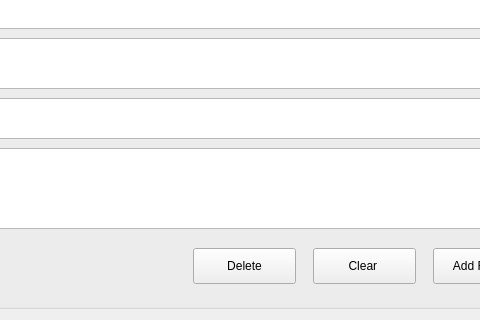
This is PatientInfoWindow.ui in OhaoTech/ClinicManager as Qt 5 draws it before an edit; both pictures show x 396 to 876 and y 513 to 833 of the 967 by 833 pixel window. The edited form follows.
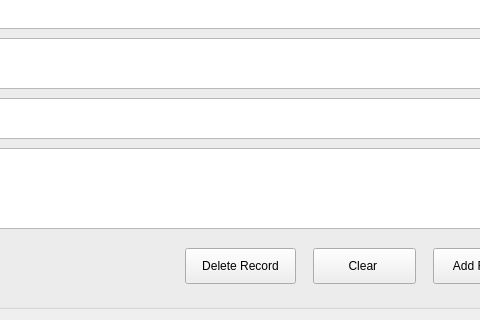
This is the edited form.

Commit message: delete patient record

The edit to the form file:
```diff
--- a/PatientInfoWindow.ui
+++ b/PatientInfoWindow.ui
@@ -282,14 +282,14 @@
    <widget class="QPushButton" name="delete_pushButton">
     <property name="geometry">
      <rect>
-      <x>589</x>
+      <x>581</x>
       <y>650</y>
-      <width>103</width>
+      <width>111</width>
       <height>36</height>
      </rect>
     </property>
     <property name="text">
-     <string>Delete</string>
+     <string>Delete Record</string>
     </property>
    </widget>
    <widget class="QPushButton" name="add_record_pushButton">
```
Left out of the diff: 2 changed lines with no effect on the pictures. The commit also changes 3 other files.
